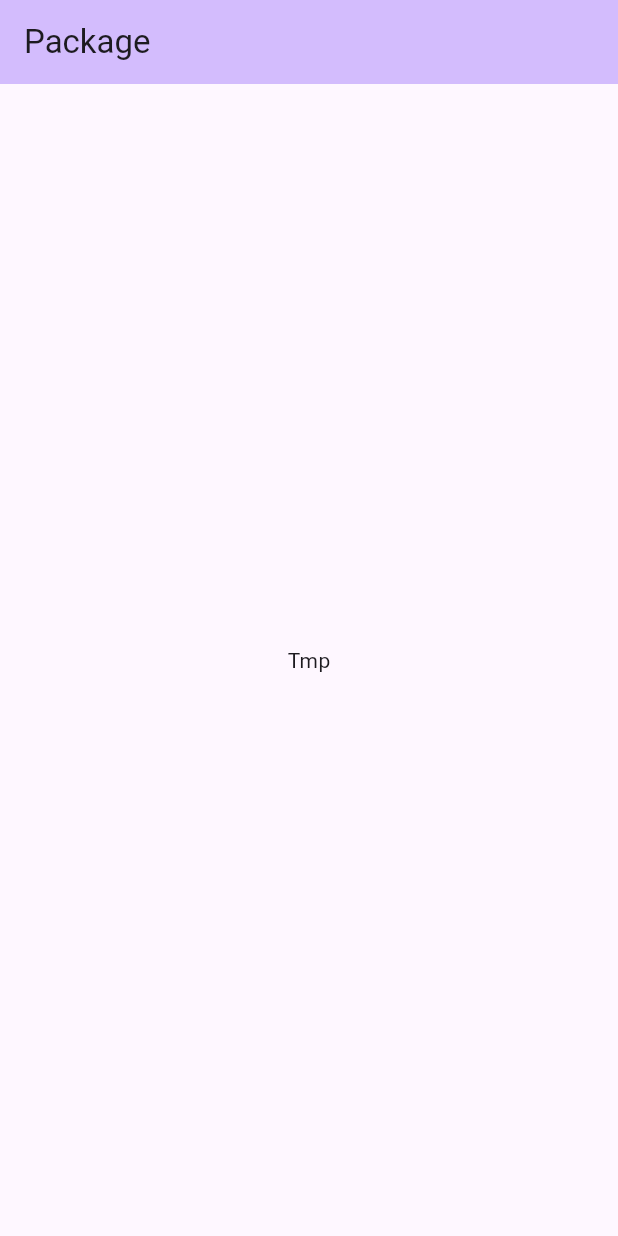
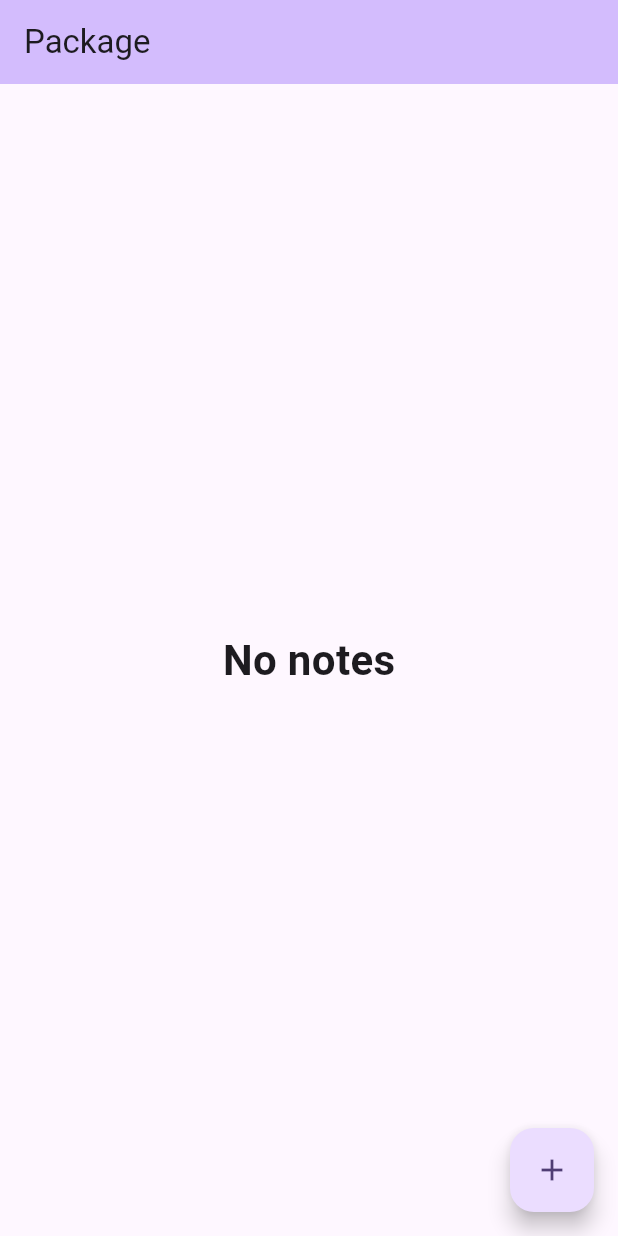
Before and after one commit to sailordi/piscine-flutter, a Flutter app: the screen it shows after launch, on a phone screen of 412 x 824 dp. Run offline on Flutter 3.47's test engine with Material 3 defaults, Android fonts, the phone set to English and light mode, and no system bars; our stand-ins replace avatar_glow, easy_search_bar, image_picker, permission_handler, photo_view, sensors_plus and 2 more; accounts and stored records are empty.

Commit message:
Package: Added Add update note stuff

```diff
--- a/package/lib/screens/home/HomeView.dart
+++ b/package/lib/screens/home/HomeView.dart
@@ -1,6 +1,7 @@
 import 'package:flutter/material.dart';
 import 'package:note/note.dart';
 import 'package:note/database_service.dart';
+import 'package:package/screens/create_update/CreateUpdateView.dart';
 
 class HomeView extends StatefulWidget {
   const HomeView({super.key});
@@ -10,13 +11,28 @@ class HomeView extends StatefulWidget {
 }
 
 class _HomeViewState extends State<HomeView> {
+  late DatabaseService _dbService;
+  Future<List<Note> >? _notes;
 
   @override
   void initState() {
     super.initState();
+
+    _dbService = DatabaseService();
+
+    _dbService.initialize().whenComplete( () async {
+      await _refreshNotes();
+      setState(() {});
+    });
+
   }
 
-  Future<void> loadData() async {
+  Future _refreshNotes() async {
+    final data = _dbService.get();
+
+    setState(() {
+      _notes = data;
+    });
 
   }
 
@@ -28,8 +44,46 @@ class _HomeViewState extends State<HomeView> {
         backgroundColor: Theme.of(context).colorScheme.inversePrimary,
         title: const Text("Package"),
       ),
-      body: const Center(
-          child: Text("Tmp"),
+      floatingActionButton: FloatingActionButton(
+        child: const Icon(Icons.add),
+        onPressed: () {
+          showDialog(context: context,
+            builder: (_) => CreateUpdateView(
+              onSubmit: (title,body) async{
+                await _dbService.create(Note(title: title, body: body) );
+                if(!mounted) return;
+                _refreshNotes();
+                Navigator.of(context).pop();
+              },
+            ),
+          );
+        },
+    ),
+      body: Center(
+          child: FutureBuilder<List<Note>>(
+            future: _notes,
+            builder: (context,snapshot) {
+              if(snapshot.connectionState == ConnectionState.waiting) {
+                return const Center(child: CircularProgressIndicator(),);
+              }else {
+                final data = snapshot.data!;
+
+                return data.isEmpty ?
+                  const Center(child: Text("No notes",
+                    style: TextStyle(fontSize: 28,fontWeight: FontWeight.bold),
+                      ),
+                  ) :
+                  ListView.separated(separatorBuilder: (context,index) =>
+                      const SizedBox(height: 12),
+                    itemCount: data.length,
+                    itemBuilder: (context,index){
+                      final n = data[index];
+
+                    }
+                  );
+              }
+            }
+          )
       ),
     );
 
--- a/package/note/pubspec.yaml
+++ b/package/note/pubspec.yaml
@@ -14,6 +14,7 @@ dependencies:
   sqflite: ^2.3.0
   path_provider: ^2.1.1
   path: ^1.8.3
+  intl: ^0.18.1
 
 dev_dependencies:
   flutter_test:
--- a/package/pubspec.yaml
+++ b/package/pubspec.yaml
@@ -48,7 +48,7 @@ dev_dependencies:
   # activated in the `analysis_options.yaml` file located at the root of your
   # package. See that file for information about deactivating specific lint
   # rules and activating additional ones.
-  flutter_lints: ^2.0.0
+  flutter_lints: ^3.0.1
 
 # For information on the generic Dart part of this file, see the
 # following page: https://dart.dev/tools/pub/pubspec
```
Also changed, not shown: package/lib/screens/create_update/CreateUpdateView.dart (added, +67 -0 lines), package/note/lib/database_service.dart (+24 -2 lines), package/note/lib/note.dart (+23 -7 lines), 3 other files.
